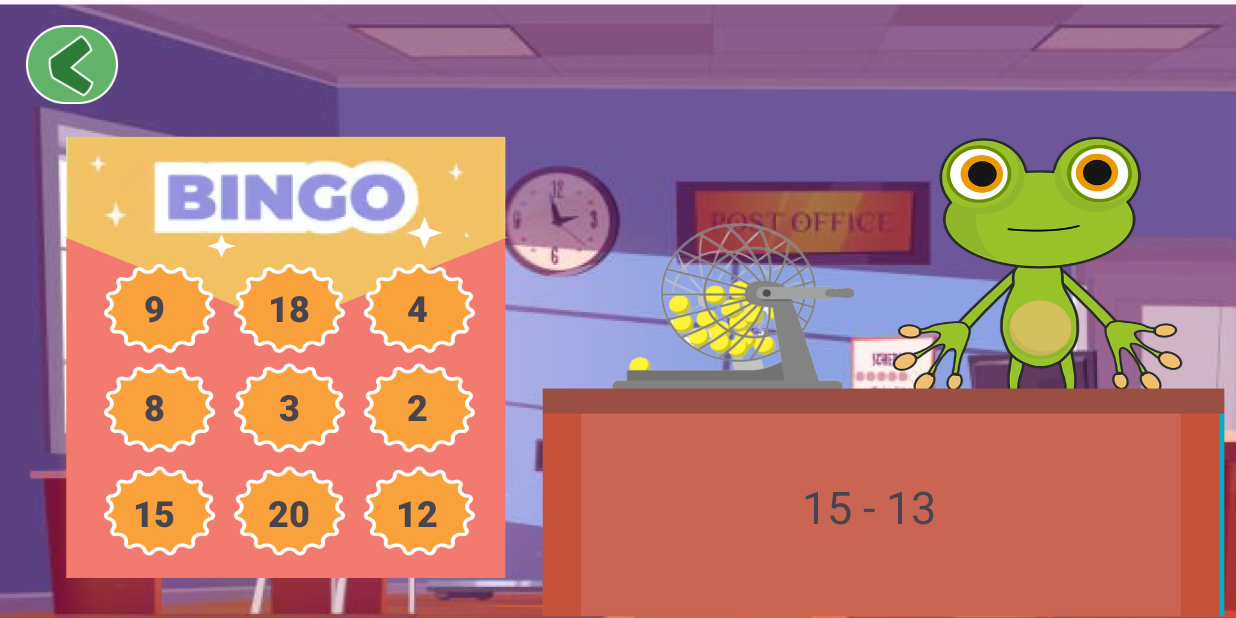
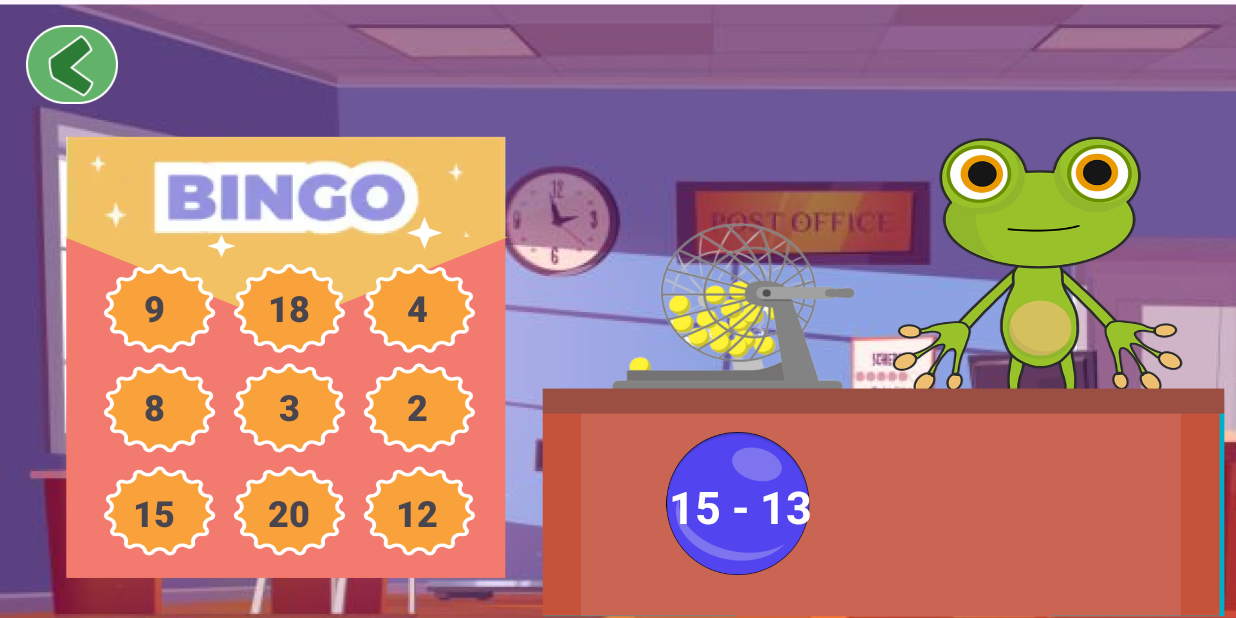
Before and after one commit to codaki/Pry_Proyecto_Final_Primer_Parcial, an Android app: the screen it shows after launch (Bingo), after a tap on "botonbingo", on a phone screen of 824 x 412 dp (held sideways). Run offline under Robolectric (Android 15) with nearby library versions, the phone set to English and light mode, and no system bars.

Commit message:
Implementación de música Mejora de interfaz en bingo

```diff
--- a/app/src/main/java/com/example/pry_proyecto_final_primer_parcial/Bingo.kt
+++ b/app/src/main/java/com/example/pry_proyecto_final_primer_parcial/Bingo.kt
@@ -3,10 +3,12 @@ package com.example.pry_proyecto_final_primer_parcial
 import android.app.Dialog
 import android.graphics.Color
 import android.graphics.drawable.ColorDrawable
+import android.media.MediaPlayer
 import androidx.appcompat.app.AppCompatActivity
 import android.os.Bundle
 import android.view.View
 import android.widget.Button
+import android.widget.ImageView
 import android.widget.TextView
 import android.widget.Toast
 import kotlin.random.Random
@@ -22,7 +24,18 @@ class Bingo : AppCompatActivity() {
     private lateinit var lblNum8 : TextView
     private lateinit var lblNum9 : TextView
 
+    private lateinit var lblRevisado11 : TextView
+    private lateinit var lblRevisado12 : TextView
+    private lateinit var lblRevisado13 : TextView
+    private lateinit var lblRevisado21 : TextView
+    private lateinit var lblRevisado22 : TextView
+    private lateinit var lblRevisado23 : TextView
+    private lateinit var lblRevisado31 : TextView
+    private lateinit var lblRevisado32 : TextView
+    private lateinit var lblRevisado33 : TextView
+
     private lateinit var lblEcuacion : TextView
+    private lateinit var bolaColor : ImageView
 
     private lateinit var matrizOriginal: Array<Array<Int>>
     private lateinit var matrizResultados: Array<Array<Int>>
@@ -31,10 +44,13 @@ class Bingo : AppCompatActivity() {
     private lateinit var posicionesVistas : Array<Array<Boolean>>
 
     private var posicionActual = Pair(0, 0)
-
+    private var mpVictoria: MediaPlayer? = null
+    private var mpClick: MediaPlayer? = null
     override fun onCreate(savedInstanceState: Bundle?) {
         super.onCreate(savedInstanceState)
         setContentView(R.layout.activity_bingo)
+        mpClick = MediaPlayer.create(this, R.raw.click)
+        mpVictoria = MediaPlayer.create(this, R.raw.completado)
 
         lblNum1 = findViewById(R.id.num_1)
         lblNum2 = findViewById(R.id.num_2)
@@ -46,6 +62,7 @@ class Bingo : AppCompatActivity() {
         lblNum8 = findViewById(R.id.num_8)
         lblNum9 = findViewById(R.id.num_9)
 
+        bolaColor = findViewById(R.id.bola_color)
         lblEcuacion = findViewById(R.id.intercambiable)
 
         val numeros1 = (1..20).toList().shuffled()
@@ -111,6 +128,10 @@ class Bingo : AppCompatActivity() {
         lblEcuacion.text = matrizRestasString[num1][num2]
     }
 
+    private fun generarNumeroAleatorio(): Int {
+        return Random.nextInt(1, 5) // Genera un número aleatorio entre 1 y 4
+    }
+
     fun check(v: View){
         val button = findViewById<TextView>(v.id)
         val hint = button.hint.toString()
@@ -121,12 +142,34 @@ class Bingo : AppCompatActivity() {
         if (num1 == posicionActual.first && num2 == posicionActual.second){
             posicionesVistas[num1][num2] = true
             button.text = "✓"
+            val drawable = resources.getDrawable(R.drawable.tacha, null)
+            button.setCompoundDrawablesRelativeWithIntrinsicBounds(drawable, null, null, null)
             cambiarPosicionActual()
+            val color = generarNumeroAleatorio()
+            when (color) {
+                1 -> {
+                    bolaColor.setImageResource(R.drawable.bolaroja)
+                }
+
+                2 -> {
+                    bolaColor.setImageResource(R.drawable.bolaamarilla)
+                }
+
+                3 -> {
+                    bolaColor.setImageResource(R.drawable.bolaazul)
+                }
+
+                4 -> {
+                    bolaColor.setImageResource(R.drawable.bolarosa)
+                }
+            }
             lblEcuacion.text = matrizRestasString[posicionActual.first][posicionActual.second]
         } else {
             Toast.makeText(this, "Incorrecto", Toast.LENGTH_SHORT).show()
         }
+        mpClick?.start()
     }
+
     fun mostrarPopupVictoria() {
         val mDialog = Dialog(this)
         mDialog.setContentView(R.layout.popup_victoria)
@@ -142,10 +185,18 @@ class Bingo : AppCompatActivity() {
         buttonSalir.setOnClickListener {
             finish()
         }
-
+        mpVictoria?.start()
         mDialog.show()
         mDialog.window?.setBackgroundDrawableResource(android.R.color.transparent)
     }
+
+    override fun onDestroy() {
+        super.onDestroy()
+        // Asegúrate de liberar los recursos del MediaPlayer
+        mpClick?.release()
+        mpVictoria?.release()
+    }
+
     fun salir(v: View){
         finish()
     }
--- a/app/src/main/java/com/example/pry_proyecto_final_primer_parcial/MainActivity.kt
+++ b/app/src/main/java/com/example/pry_proyecto_final_primer_parcial/MainActivity.kt
@@ -1,6 +1,7 @@
 package com.example.pry_proyecto_final_primer_parcial
 
 import android.content.Intent
+import android.media.MediaPlayer
 import androidx.appcompat.app.AppCompatActivity
 import android.os.Bundle
 import android.provider.ContactsContract.CommonDataKinds.Im
@@ -11,6 +12,7 @@ class MainActivity : AppCompatActivity() {
     private lateinit var btnSalir : ImageButton
     private lateinit var btnBingo : ImageButton
     private lateinit var btnMemoria : ImageButton
+    private var mediaPlayerFondo: MediaPlayer? = null
     override fun onCreate(savedInstanceState: Bundle?) {
         super.onCreate(savedInstanceState)
         setContentView(R.layout.activity_main)
@@ -30,5 +32,20 @@ class MainActivity : AppCompatActivity() {
                 startActivity(it)
             }
         }
+        mediaPlayerFondo = MediaPlayer.create(this, R.raw.fondo)
+
+        // Configura para repetir en bucle
+        mediaPlayerFondo?.isLooping = true
+
+        // Ajusta el volumen (rango de 0.0 a 1.0)
+        mediaPlayerFondo?.setVolume(0.2f, 0.2f) // Ajusta según lo bajo que quieras el volumen
+
+        // Inicia la reproducción
+        mediaPlayerFondo?.start()
+    }
+    override fun onDestroy() {
+        super.onDestroy()
+        // Asegúrate de liberar los recursos del MediaPlayer
+        mediaPlayerFondo?.release()
     }
 }
--- a/app/src/main/res/layout/activity_bingo.xml
+++ b/app/src/main/res/layout/activity_bingo.xml
@@ -41,13 +41,13 @@
 
     <TextView
         android:id="@+id/num_1"
-        android:layout_width="50dp"
-        android:layout_height="48dp"
-        android:paddingTop="7dp"
+        android:layout_width="49dp"
+        android:layout_height="54dp"
         android:fontFamily="sans-serif-black"
         android:hint="0 0"
         android:onClick="check"
 
+        android:paddingTop="7dp"
         android:text="10"
         android:textAlignment="center"
         android:textSize="24sp"
@@ -57,7 +57,7 @@
         app:layout_constraintHorizontal_bias="0.101"
         app:layout_constraintStart_toStartOf="parent"
         app:layout_constraintTop_toTopOf="parent"
-        app:layout_constraintVertical_bias="0.498" />
+        app:layout_constraintVertical_bias="0.507" />
 
     <TextView
         android:id="@+id/num_8"
@@ -192,15 +192,31 @@
         app:layout_constraintTop_toTopOf="parent"
         app:layout_constraintVertical_bias="0.498" />
 
+    <ImageView
+        android:id="@+id/bola_color"
+        android:layout_width="105dp"
+        android:layout_height="95dp"
+        android:onClick="salir"
+        app:layout_constraintBottom_toBottomOf="parent"
+        app:layout_constraintEnd_toEndOf="parent"
+        app:layout_constraintHorizontal_bias="0.612"
+        app:layout_constraintStart_toStartOf="parent"
+        app:layout_constraintTop_toTopOf="parent"
+        app:layout_constraintVertical_bias="0.91"
+        app:srcCompat="@drawable/bolaazul"/>
+
     <TextView
         android:id="@+id/intercambiable"
         android:layout_width="156dp"
         android:layout_height="39dp"
-        android:text="ECUACION"
+        android:text="."
+        android:textAlignment="center"
+        android:textColor="#FFFFFF"
         android:textSize="30sp"
+        android:textStyle="bold"
         app:layout_constraintBottom_toBottomOf="parent"
         app:layout_constraintEnd_toEndOf="parent"
-        app:layout_constraintHorizontal_bias="0.8"
+        app:layout_constraintHorizontal_bias="0.622"
         app:layout_constraintStart_toStartOf="parent"
         app:layout_constraintTop_toTopOf="parent"
         app:layout_constraintVertical_bias="0.852" />
```
Also changed, not shown: app/src/main/java/com/example/pry_proyecto_final_primer_parcial/Memoria.kt (+6 -38 lines), app/src/main/res/drawable/tacha.png (added), app/src/main/res/drawable/tacha_bingo.png (added), 3 other files.
